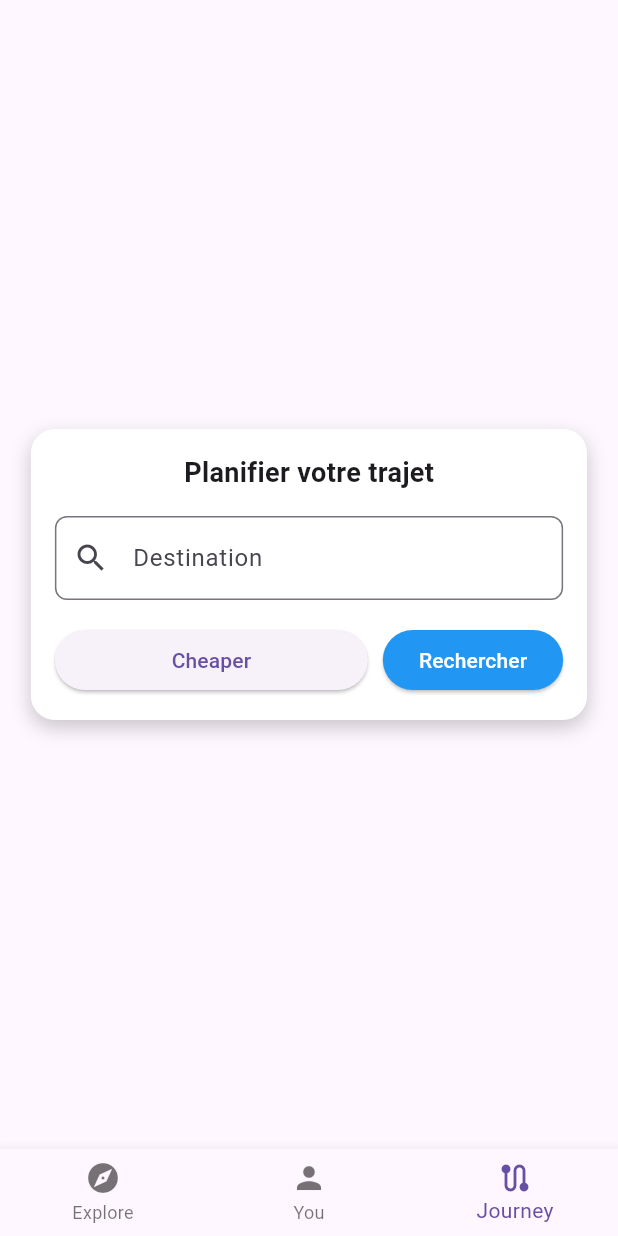
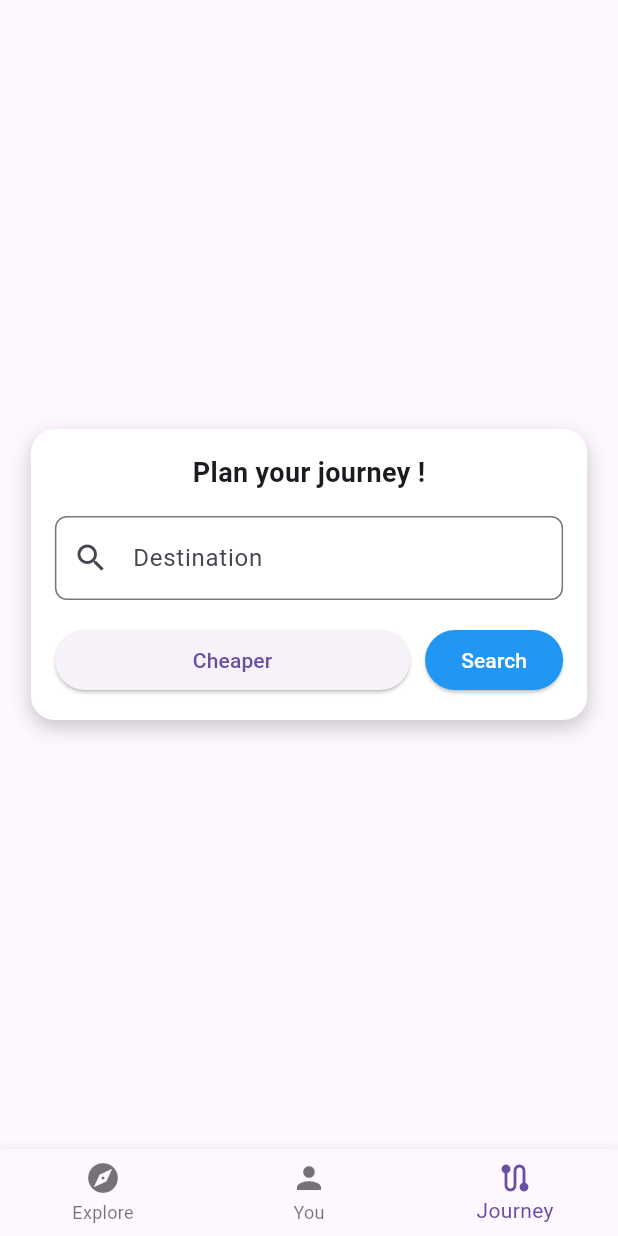
Before and after one commit to SalmaSAGH/YALMA, a Flutter app: the HomePage screen opened by its route, item 3 of the bottom bar chosen, on a phone screen of 412 x 824 dp. Run offline on Flutter 3.47's test engine with Material 3 defaults, Android fonts, the phone set to English and light mode, and no system bars; drawn by our look-alikes of flutter_typeahead; our stand-ins replace country_code_picker, geolocator, google_maps_flutter, shared_preferences; accounts and stored records are empty.

Commit message:
Language correction

```diff
--- a/lib/screens/HomePage.dart
+++ b/lib/screens/HomePage.dart
@@ -178,7 +178,7 @@ class _HomePageState extends State<HomePage> {
               textFieldConfiguration: TextFieldConfiguration(
                 controller: _searchController,
                 decoration: InputDecoration(
-                  hintText: 'Rechercher un endroit',
+                  hintText: 'Search a place',
                   prefixIcon: const Icon(Icons.search),
                   filled: true,
                   fillColor: Colors.white,
--- a/lib/screens/JourneyPage.dart
+++ b/lib/screens/JourneyPage.dart
@@ -801,7 +801,7 @@ class _JourneyPageState extends State<JourneyPage> {
                   mainAxisSize: MainAxisSize.min,
                   children: [
                     const Text(
-                      'Planifier votre trajet',
+                      'Plan your journey !',
                       style: TextStyle(
                         fontSize: 18,
                         fontWeight: FontWeight.bold,
@@ -850,7 +850,7 @@ class _JourneyPageState extends State<JourneyPage> {
                             backgroundColor: Colors.blue,
                             foregroundColor: Colors.white,
                           ),
-                          child: const Text('Rechercher'),
+                          child: const Text('Search'),
                         ),
                       ],
                     ),
--- a/lib/screens/ProfilePage.dart
+++ b/lib/screens/ProfilePage.dart
@@ -35,7 +35,7 @@ class ProfilePage extends StatelessWidget {
                   const SizedBox(height: 10),
                   _buildListItem(Icons.person_outline, "Manage my account"),
                   _buildListItem(Icons.lock_outline, "Privacy and safety"),
-                  _buildListItem(Icons.edit_note, "Registration"),
+                  _buildListItem(Icons.person_pin_circle_rounded, "Personal criteria"),
                   _buildListItem(Icons.account_balance_wallet_outlined, "Balance"),
                   _buildListItem(Icons.link, "Links"),
                   _buildListItem(Icons.qr_code, "Codes"),
```
